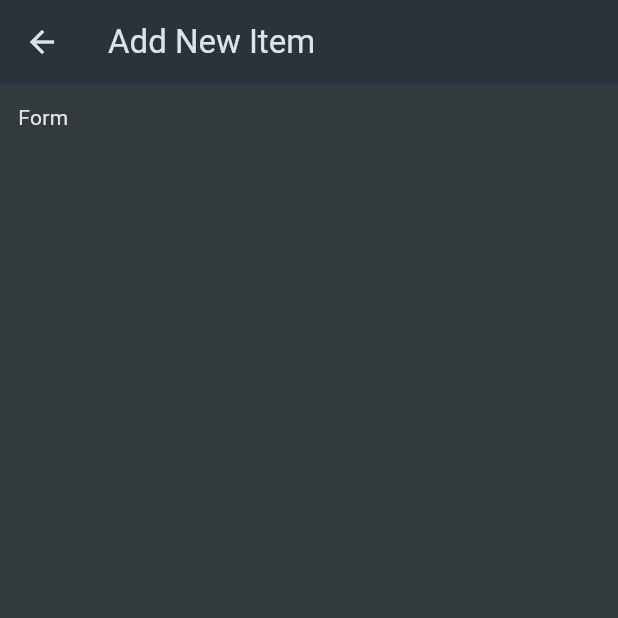
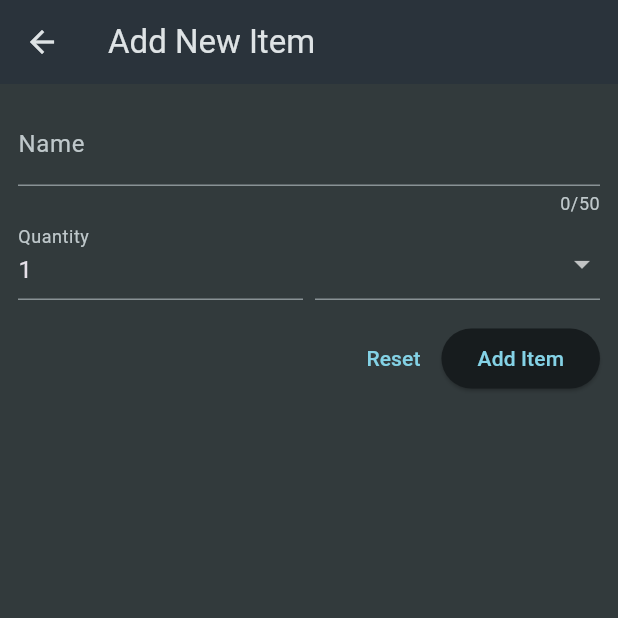
Before and after one commit to TeeWrath/shopping-list, a Flutter app: the NewItemScreen screen opened directly, on a phone screen of 412 x 824 dp, the top half of it. Run offline on Flutter 3.47's test engine with Material 3 defaults, Android fonts, the phone set to English and light mode, and no system bars.

Commit message:
feat: adding basic form setup for new item

```diff
--- a/lib/screens/new_item.dart
+++ b/lib/screens/new_item.dart
@@ -1,4 +1,5 @@
 import 'package:flutter/material.dart';
+import 'package:shopping_list/data/categories.dart';
 
 class NewItemScreen extends StatefulWidget {
   const NewItemScreen({super.key});
@@ -14,7 +15,72 @@ class _NewItemScreenState extends State<NewItemScreen> {
       appBar: AppBar(
         title: const Text('Add New Item'),
       ),
-      body: Padding(padding: const EdgeInsets.all(12), child: Text('Form'),),
+      body: Padding(
+        padding: const EdgeInsets.all(12),
+        child: Form(
+            child: Column(
+          children: [
+            TextFormField(
+              maxLength: 50,
+              decoration: const InputDecoration(
+                label: Text('Name'),
+              ),
+              validator: (value) {
+                return 'Demo..';
+              },
+            ),
+            Row(
+              crossAxisAlignment: CrossAxisAlignment.end,
+              children: [
+                Expanded(
+                  child: TextFormField(
+                    decoration: const InputDecoration(
+                      label: Text('Quantity'),
+                    ),
+                    initialValue: '1',
+                  ),
+                ),
+                const SizedBox(
+                  width: 8,
+                ),
+                Expanded(
+                  child: DropdownButtonFormField(
+                    items: [
+                      for (final category in categories.entries)
+                        DropdownMenuItem(
+                            value: category.value,
+                            child: Row(
+                              children: [
+                                Container(
+                                  width: 16,
+                                  height: 16,
+                                  color: category.value.color,
+                                ),
+                                const SizedBox(
+                                  width: 16,
+                                ),
+                                Text(category.value.name)
+                              ],
+                            ))
+                    ],
+                    onChanged: (value) {},
+                  ),
+                ),
+              ],
+            ),
+            const SizedBox(
+              height: 15,
+            ),
+            Row(
+              mainAxisAlignment: MainAxisAlignment.end,
+              children: [
+                TextButton(onPressed: () {}, child: const Text('Reset')),
+                ElevatedButton(onPressed: () {}, child: const Text('Add Item'))
+              ],
+            )
+          ],
+        )),
+      ),
     );
   }
 }
```
